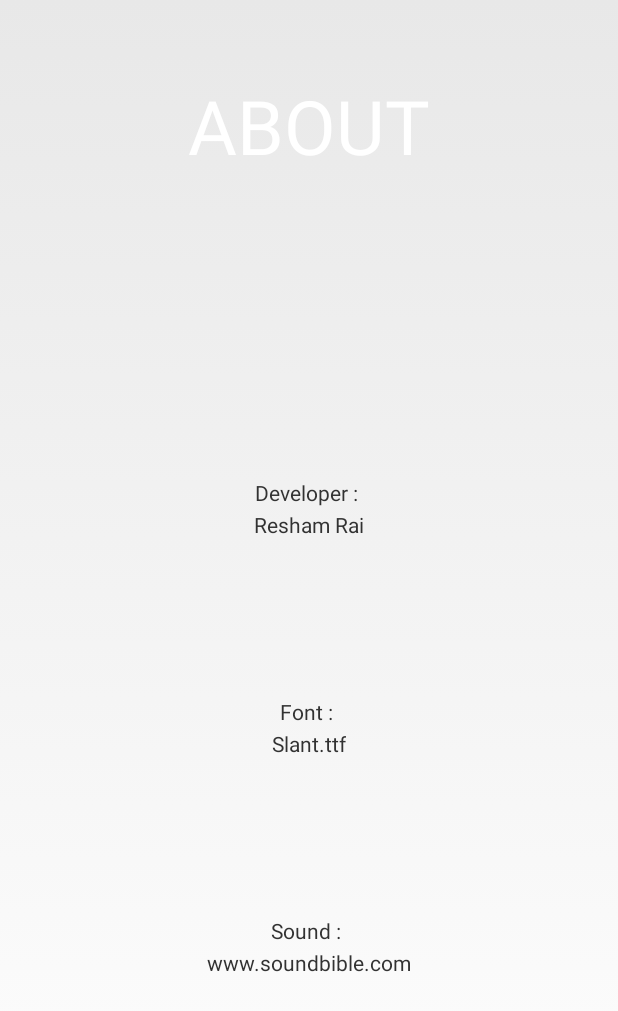
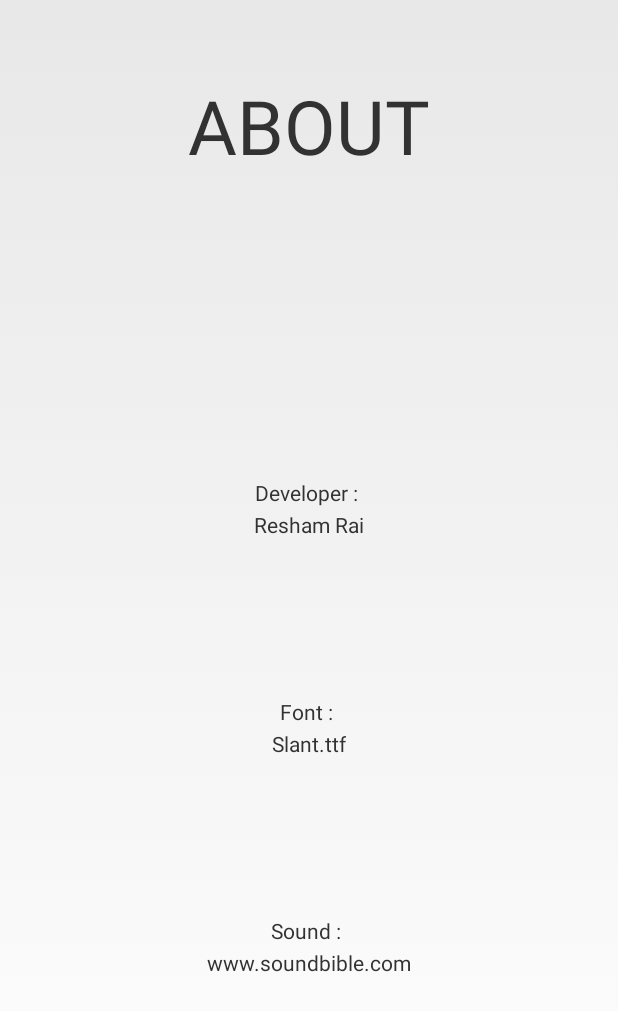
Before and after one commit to raiResham/Tic-Tac-Toe-with-GameTree-and-MinMax-Algorithm, an Android app: the layout activity_about.xml on its own in the app's theme, with its tools: preview values and no code run, on a phone screen of 412 x 824 dp. Shown: the top 1011 px of the screen. Run offline under Robolectric (Android 15) with nearby library versions, the phone set to English and light mode, and no system bars.

Commit message:
Title color changed

```diff
--- a/app/src/main/res/layout/activity_about.xml
+++ b/app/src/main/res/layout/activity_about.xml
@@ -10,7 +10,7 @@
     tools:context="cs193a.stanford.edu.tictactoe.AboutActivity">
     <TextView
         android:id="@+id/headingMsg"
-        android:textColor="@android:color/white"
+
         android:text="ABOUT"
         android:textSize="50dp"
         android:padding = "30dp"
--- a/app/src/main/res/layout/activity_level.xml
+++ b/app/src/main/res/layout/activity_level.xml
@@ -16,7 +16,7 @@
     android:textSize="40dp"
         android:layout_marginTop="20dp"
         android:padding="20dp"
-        android:textColor="@android:color/white"
+
     android:layout_width="match_parent"
     android:layout_height="wrap_content" />
 
--- a/app/src/main/res/layout/activity_main.xml
+++ b/app/src/main/res/layout/activity_main.xml
@@ -16,7 +16,7 @@
         android:textSize="30dp"
         android:paddingTop="10dp"
         android:gravity="center"
-        android:text="hello"
+
         android:layout_width="match_parent"
         android:layout_height="wrap_content" />
 
--- a/app/src/main/res/layout/activity_menu.xml
+++ b/app/src/main/res/layout/activity_menu.xml
@@ -9,7 +9,7 @@
     tools:context="cs193a.stanford.edu.tictactoe.MenuActivity">
     <TextView
         android:id="@+id/gameName"
-        android:textColor="@android:color/white"
+
         android:textSize="50dp"
         android:padding = "30dp"
         android:layout_marginTop="20dp"
--- a/app/src/main/res/layout/activity_setting.xml
+++ b/app/src/main/res/layout/activity_setting.xml
@@ -15,7 +15,7 @@
         android:text="SETTINGS"
         android:layout_marginTop="20dp"
         android:padding="20dp"
-        android:textColor="@android:color/white"
+
         android:layout_width="match_parent"
         android:layout_height="wrap_content" />
     <LinearLayout
--- a/app/src/main/res/layout/activity_turn.xml
+++ b/app/src/main/res/layout/activity_turn.xml
@@ -15,7 +15,7 @@
         android:textSize="40dp"
         android:gravity="center"
         android:text="TURN"
-        android:textColor="@android:color/white"
+
         android:id="@+id/headingName"
         android:layout_width="match_parent"
         android:layout_height="wrap_content" />
```
